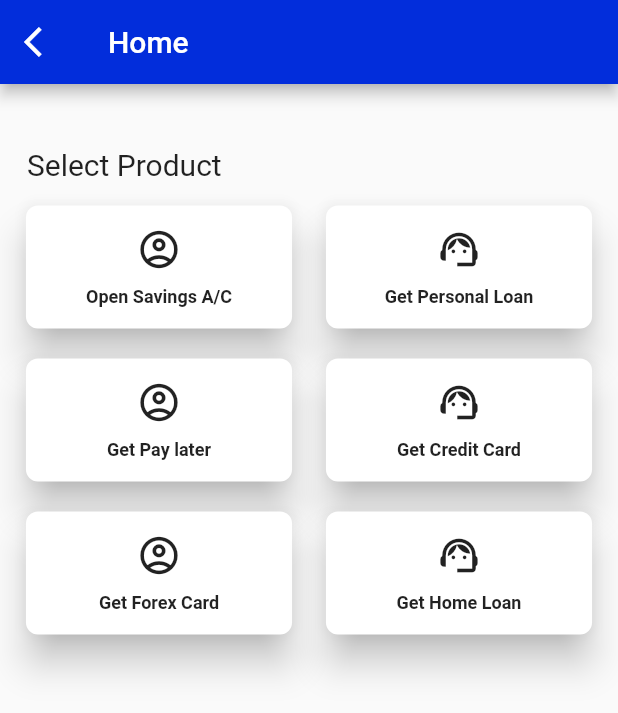
After one commit to vaibhav7779/yesdemo, a Flutter app: the screen it shows after launch, after a tap on "Customer", on a phone screen of 412 x 824 dp. The commit adds this screen. Shown: the top 713 px of the screen. Run offline on Flutter 3.47's test engine with Material 2 defaults, Android fonts, the phone set to English and light mode, and no system bars; our stand-ins replace cloud_firestore, firebase_auth, firebase_core; accounts and stored records are empty.

Commit message:
aaded select product

```diff
--- a/lib/main.dart
+++ b/lib/main.dart
@@ -5,6 +5,7 @@ import 'package:flutter/material.dart';
 import 'package:sar/pages/common/adharConfirmation.dart';
 import 'package:sar/pages/common/preApproved.dart';
 import 'package:sar/pages/homePage.dart';
+// import 'package:sar/pages/homePage.dart';
 
 void main() async {
   WidgetsFlutterBinding.ensureInitialized();
--- a/lib/pages/homePage.dart
+++ b/lib/pages/homePage.dart
@@ -1,4 +1,5 @@
 import 'package:flutter/material.dart';
+import 'package:sar/pages/selectProduct.dart';
 //import 'package:sar/pages/login.dart';
 
 class HomePage extends StatefulWidget {
@@ -97,7 +98,16 @@ class _HomePageState extends State<HomePage> {
                   Row(
                     mainAxisAlignment: MainAxisAlignment.spaceEvenly,
                     children: [
-                      SizedBox(
+                      GestureDetector(
+                        onTap: () {
+                          Navigator.of(context).push(
+                            MaterialPageRoute(
+                              builder: (context) => SelectProduct(),
+                            ),
+                          );
+                        },
+                        child: SizedBox(
+                          width: MediaQuery.of(context).size.width * 0.45,
                           child: Card(
                             elevation: 10,
                             shape: RoundedRectangleBorder(
@@ -107,7 +117,7 @@ class _HomePageState extends State<HomePage> {
                               children: [
                                 Padding(
                                   padding: EdgeInsets.symmetric(
-                                    horizontal: 50, vertical: 14),
+                                      horizontal: 14, vertical: 14),
                                   child: Column(
                                     children: [
                                       Icon(
@@ -130,10 +140,20 @@ class _HomePageState extends State<HomePage> {
                             ),
                           ),
                         ),
+                      ),
                       const SizedBox(
                         width: 12,
                       ),
-                      SizedBox(
+                      GestureDetector(
+                        onTap: () {
+                          Navigator.of(context).push(
+                            MaterialPageRoute(
+                              builder: (context) => SelectProduct(),
+                            ),
+                          );
+                        },
+                        child: SizedBox(
+                          width: MediaQuery.of(context).size.width * 0.45,
                           child: Card(
                             elevation: 10,
                             shape: RoundedRectangleBorder(
@@ -143,7 +163,7 @@ class _HomePageState extends State<HomePage> {
                               children: [
                                 Padding(
                                   padding: EdgeInsets.symmetric(
-                                    horizontal: 25, vertical: 14),
+                                      horizontal: 14, vertical: 14),
                                   child: Column(
                                     children: [
                                       Icon(Icons.support_agent, size: 30),
@@ -160,6 +180,7 @@ class _HomePageState extends State<HomePage> {
                                   ),
                                 ),
                               ],
+                            ),
                           ),
                         ),
                       ),
--- /dev/null
+++ b/lib/pages/selectProduct.dart
@@ -0,0 +1,386 @@
+import 'package:flutter/material.dart';
+import 'package:sar/pages/common/success.dart';
+//import 'package:sar/pages/login.dart';
+
+class SelectProduct extends StatefulWidget {
+  const SelectProduct({super.key});
+
+  @override
+  State<SelectProduct> createState() => _SelectProductState();
+}
+
+class _SelectProductState extends State<SelectProduct> {
+  bool? check1 = false;
+
+  @override
+  Widget build(BuildContext context) {
+    return Scaffold(
+      appBar: AppBar(
+        title: const Text("Home"),
+        leading: IconButton(
+          icon: const Icon(Icons.arrow_back_ios, color: Colors.white),
+          onPressed: () => Navigator.of(context).pop(),
+        ),
+        actions: const <Widget>[
+          // Icon(Icons.question_mark_rounded),
+          SizedBox(width: 15)
+        ],
+      ),
+      body: SingleChildScrollView(
+        child: Column(
+          mainAxisAlignment: MainAxisAlignment.spaceAround,
+          children: [
+            Padding(
+              padding: const EdgeInsets.all(12),
+              child: Column(
+                mainAxisAlignment: MainAxisAlignment.spaceAround,
+                crossAxisAlignment: CrossAxisAlignment.start,
+                children: [
+                  const Center(
+                    child: Stack(
+                      children: <Widget>[
+                        // Container(
+                        //   height: 160.0,
+                        //   width: 170.0,
+                        //   alignment: Alignment.topLeft,
+                        //   child: const Padding(
+                        //     padding: EdgeInsets.fromLTRB(20, 20, 8, 8),
+                        //     child: Text(
+                        //       'Presenting the YES BANK of today',
+                        //       style: TextStyle(
+                        //           color: Colors.white,
+                        //           fontWeight: FontWeight.w700,
+                        //           fontSize: 20.0),
+                        //     ),
+                        //   ),
+                        // ),
+                        // Padding(
+                        //   padding: const EdgeInsets.only(top: 150.0, left: 20),
+                        //   child: SizedBox(
+                        //     width: 100,
+                        //     // height: 40,
+                        //     child: ElevatedButton(
+                        //       onPressed: () {},
+                        //       child: Text('Apply Now'),
+                        //       style: ElevatedButton.styleFrom(
+                        //           shape: RoundedRectangleBorder(
+                        //             borderRadius:
+                        //                 BorderRadius.circular(24), // <-- Radius
+                        //           ),
+                        //           backgroundColor:
+                        //               Color.fromARGB(230, 247, 181, 26),
+                        //           padding: EdgeInsets.only(top: 16, bottom: 16)),
+                        //     ),
+                        //   ),
+                        // ),
+                      ],
+                    ),
+                  ),
+                  const SizedBox(height: 30),
+                  const Padding(
+                    padding: EdgeInsets.only(left: 6.0),
+                    child: Text(
+                      "Select Product",
+                      style: TextStyle(
+                        fontSize: 20,
+                        fontWeight: FontWeight.w400,
+                      ),
+                    ),
+                  ),
+                  const SizedBox(
+                    height: 12.0,
+                  ),
+                  Row(
+                    mainAxisAlignment: MainAxisAlignment.spaceEvenly,
+                    children: [
+                      GestureDetector(
+                        onTap: () {
+                          Navigator.of(context).push(
+                            MaterialPageRoute(
+                              builder: (context) =>
+                                  Success(), //Change to valid path
+                            ),
+                          );
+                        },
+                        child: SizedBox(
+                          width: MediaQuery.of(context).size.width * 0.45,
+                          child: Card(
+                            elevation: 10,
+                            shape: RoundedRectangleBorder(
+                              borderRadius: BorderRadius.circular(8.0),
+                            ),
+                            child: const Column(
+                              children: [
+                                Padding(
+                                  padding: EdgeInsets.symmetric(
+                                      horizontal: 14, vertical: 14),
+                                  child: Column(
+                                    children: [
+                                      Icon(
+                                        Icons.account_circle_outlined,
+                                        size: 30,
+                                      ),
+                                      SizedBox(
+                                        height: 10,
+                                      ),
+                                      Text(
+                                        "Open Savings A/C",
+                                        style: TextStyle(
+                                            fontSize: 12,
+                                            fontWeight: FontWeight.w600),
+                                      )
+                                    ],
+                                  ),
+                                ),
+                              ],
+                            ),
+                          ),
+                        ),
+                      ),
+                      const SizedBox(
+                        width: 12,
+                      ),
+                      GestureDetector(
+                        onTap: () {
+                          Navigator.of(context).push(
+                            MaterialPageRoute(
+                              builder: (context) =>
+                                  Success(), //Change to valid path
+                            ),
+                          );
+                        },
+                        child: SizedBox(
+                          width: MediaQuery.of(context).size.width * 0.45,
+                          child: Card(
+                            elevation: 10,
+                            shape: RoundedRectangleBorder(
+                              borderRadius: BorderRadius.circular(8.0),
+                            ),
+                            child: const Column(
+                              children: [
+                                Padding(
+                                  padding: EdgeInsets.symmetric(
+                                      horizontal: 14, vertical: 14),
+                                  child: Column(
+                                    children: [
+                                      Icon(Icons.support_agent, size: 30),
+                                      SizedBox(
+                                        height: 10,
+                                      ),
+                                      Text(
+                                        "Get Personal Loan",
+                                        style: TextStyle(
+                                            fontSize: 12,
+                                            fontWeight: FontWeight.w600),
+                                      )
+                                    ],
+                                  ),
+                                ),
+                              ],
+                            ),
+                          ),
+                        ),
+                      ),
+                    ],
+                  ),
+                  const SizedBox(
+                    height: 12.0,
+                  ),
+                  Row(
+                    mainAxisAlignment: MainAxisAlignment.spaceEvenly,
+                    children: [
+                      GestureDetector(
+                        onTap: () {
+                          Navigator.of(context).push(
+                            MaterialPageRoute(
+                              builder: (context) =>
+                                  Success(), //Change to valid path
+                            ),
+                          );
+                        },
+                        child: SizedBox(
+                          width: MediaQuery.of(context).size.width * 0.45,
+                          child: Card(
+                            elevation: 10,
+                            shape: RoundedRectangleBorder(
+                              borderRadius: BorderRadius.circular(8.0),
+                            ),
+                            child: const Column(
+                              children: [
+                                Padding(
+                                  padding: EdgeInsets.symmetric(
+                                      horizontal: 14, vertical: 14),
+                                  child: Column(
+                                    children: [
+                                      Icon(
+                                        Icons.account_circle_outlined,
+                                        size: 30,
+                                      ),
+                                      SizedBox(
+                                        height: 10,
+                                      ),
+                                      Text(
+                                        "Get Pay later",
+                                        style: TextStyle(
+                                            fontSize: 12,
+                                            fontWeight: FontWeight.w600),
+                                      )
+                                    ],
+                                  ),
+                                ),
+                              ],
+                            ),
+                          ),
+                        ),
+                      ),
+                      const SizedBox(
+                        width: 12,
+                      ),
+                      GestureDetector(
+                        onTap: () {
+                          Navigator.of(context).push(
+                            MaterialPageRoute(
+                              builder: (context) =>
+                                  Success(), //Change to valid path
+                            ),
+                          );
+                        },
+                        child: SizedBox(
+                          width: MediaQuery.of(context).size.width * 0.45,
+                          child: Card(
+                            elevation: 10,
+                            shape: RoundedRectangleBorder(
+                              borderRadius: BorderRadius.circular(8.0),
+                            ),
+                            child: const Column(
+                              children: [
+                                Padding(
+                                  padding: EdgeInsets.symmetric(
+                                      horizontal: 14, vertical: 14),
+                                  child: Column(
+                                    children: [
+                                      Icon(Icons.support_agent, size: 30),
+                                      SizedBox(
+                                        height: 10,
+                                      ),
+                                      Text(
+                                        "Get Credit Card",
+                                        style: TextStyle(
+                                            fontSize: 12,
+                                            fontWeight: FontWeight.w600),
+                                      )
+                                    ],
+                                  ),
+                                ),
+                              ],
+                            ),
+                          ),
+                        ),
+                      ),
+                    ],
+                  ),
+                  const SizedBox(
+                    height: 12.0,
+                  ),
+                  Row(
+                    mainAxisAlignment: MainAxisAlignment.spaceEvenly,
+                    children: [
+                      GestureDetector(
+                        onTap: () {
+                          Navigator.of(context).push(
+                            MaterialPageRoute(
+                              builder: (context) =>
+                                  Success(), //Change to valid path
+                            ),
+                          );
+                        },
+                        child: SizedBox(
+                          width: MediaQuery.of(context).size.width * 0.45,
+                          child: Card(
+                            elevation: 10,
+                            shape: RoundedRectangleBorder(
+                              borderRadius: BorderRadius.circular(8.0),
+                            ),
+                            child: const Column(
+                              children: [
+                                Padding(
+                                  padding: EdgeInsets.symmetric(
+                                      horizontal: 14, vertical: 14),
+                                  child: Column(
+                                    children: [
+                                      Icon(
+                                        Icons.account_circle_outlined,
+                                        size: 30,
+                                      ),
+                                      SizedBox(
+                                        height: 10,
+                                      ),
+                                      Text(
+                                        "Get Forex Card",
+                                        style: TextStyle(
+                                            fontSize: 12,
+                                            fontWeight: FontWeight.w600),
+                                      )
+                                    ],
+                                  ),
+                                ),
+                              ],
+                            ),
+                          ),
+                        ),
+                      ),
+                      const SizedBox(
+                        width: 12,
+                      ),
+                      GestureDetector(
+                        onTap: () {
+                          Navigator.of(context).push(
+                            MaterialPageRoute(
+                              builder: (context) =>
+                                  Success(), //Change to valid path
+                            ),
+                          );
+                        },
+                        child: SizedBox(
+                          width: MediaQuery.of(context).size.width * 0.45,
+                          child: Card(
+                            elevation: 10,
+                            shape: RoundedRectangleBorder(
+                              borderRadius: BorderRadius.circular(8.0),
+                            ),
+                            child: const Column(
+                              children: [
+                                Padding(
+                                  padding: EdgeInsets.symmetric(
+                                      horizontal: 14, vertical: 14),
+                                  child: Column(
+                                    children: [
+                                      Icon(Icons.support_agent, size: 30),
+                                      SizedBox(
+                                        height: 10,
+                                      ),
+                                      Text(
+                                        "Get Home Loan",
+                                        style: TextStyle(
+                                            fontSize: 12,
+                                            fontWeight: FontWeight.w600),
+                                      )
+                                    ],
+                                  ),
+                                ),
+                              ],
+                            ),
+                          ),
+                        ),
+                      ),
+                    ],
+                  ),
+                ],
+              ),
+            ),
+          ],
+        ),
+      ),
+    );
+  }
+}
```
Lines whose indentation alone changed are shown as unchanged.
